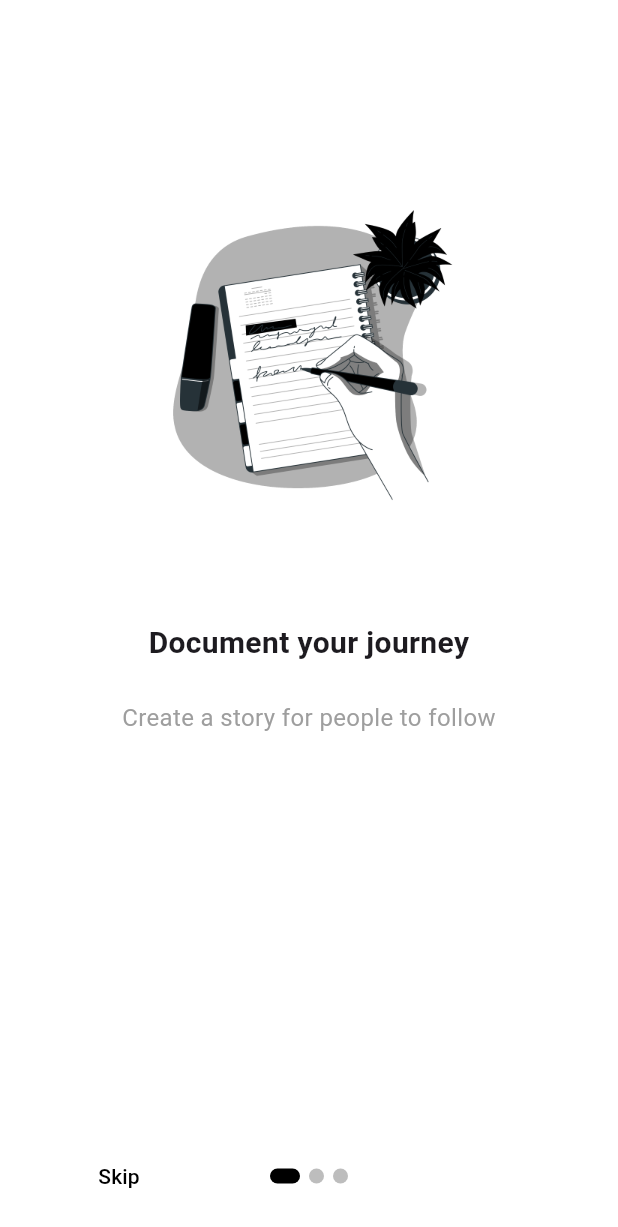
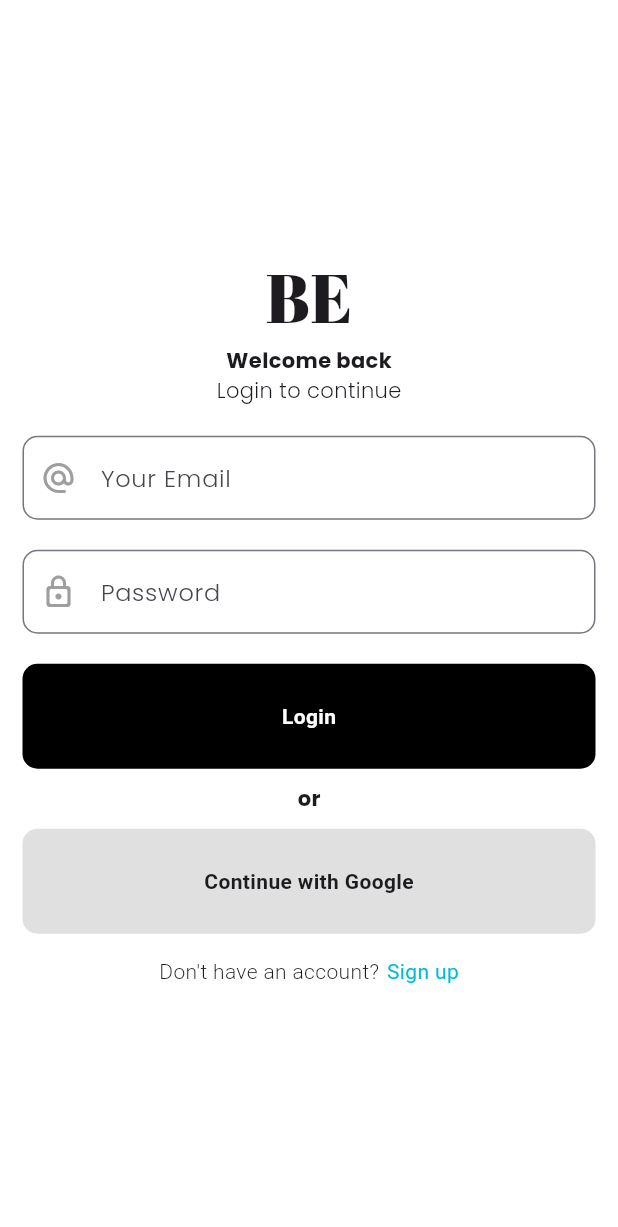
Before and after one commit to SihleKambula/become, a Flutter app: the screen it shows after launch, on a phone screen of 412 x 824 dp. Shown: the top 1227 px of the screen. Run offline on Flutter 3.47's test engine with Material 2 defaults, Android fonts, the light colour scheme and no system bars; drawn by our look-alikes of introduction_screen.

Commit message:
login screen

```diff
--- /dev/null
+++ b/lib/auth/auth.dart
@@ -0,0 +1,16 @@
+import 'package:flutter/material.dart';
+import 'package:story/auth/login.dart';
+
+class Auth extends StatefulWidget {
+  const Auth({super.key});
+
+  @override
+  State<Auth> createState() => _AuthState();
+}
+
+class _AuthState extends State<Auth> {
+  @override
+  Widget build(BuildContext context) {
+    return const LoginScreen();
+  }
+}
--- /dev/null
+++ b/lib/auth/login.dart
@@ -0,0 +1,158 @@
+import 'package:flutter/material.dart';
+
+class LoginScreen extends StatefulWidget {
+  const LoginScreen({super.key});
+
+  @override
+  State<LoginScreen> createState() => _LoginScreenState();
+}
+
+class _LoginScreenState extends State<LoginScreen> {
+  // button theme
+  final ButtonStyle flatButtonStyle = TextButton.styleFrom(
+    foregroundColor: Colors.black87,
+    minimumSize: const Size(100, 45),
+    padding: const EdgeInsets.symmetric(horizontal: 16),
+    shape: const RoundedRectangleBorder(
+      borderRadius: BorderRadius.all(Radius.circular(2)),
+    ),
+    backgroundColor: Colors.black,
+  );
+  @override
+  Widget build(BuildContext context) {
+    return Scaffold(
+      body: SafeArea(
+        child: Center(
+            child: SingleChildScrollView(
+          child: Padding(
+            padding: const EdgeInsets.symmetric(horizontal: 15.0),
+            child: Column(
+              mainAxisAlignment: MainAxisAlignment.center,
+              children: [
+                const Text(
+                  'BE',
+                  style: TextStyle(fontFamily: 'Abril Fatface', fontSize: 45),
+                ),
+                const Text(
+                  'Welcome back',
+                  style: TextStyle(
+                      fontFamily: 'Poppins', fontWeight: FontWeight.bold),
+                ),
+                const Text(
+                  'Login to continue',
+                  style: TextStyle(
+                      fontFamily: 'Poppins', fontWeight: FontWeight.w100),
+                ),
+                const SizedBox(
+                  height: 20,
+                ),
+                TextField(
+                  decoration: InputDecoration(
+                    border: OutlineInputBorder(
+                        borderRadius: BorderRadius.circular(10)),
+                    hintText: 'Your Email',
+                    hintStyle: const TextStyle(
+                      fontFamily: 'Poppins',
+                      fontWeight: FontWeight.w100,
+                    ),
+                    prefixIcon: const Icon(Icons.alternate_email_rounded),
+                    prefixIconColor: Colors.grey,
+                  ),
+                ),
+                const SizedBox(
+                  height: 20,
+                ),
+                TextField(
+                  decoration: InputDecoration(
+                    border: OutlineInputBorder(
+                        borderRadius: BorderRadius.circular(10)),
+                    hintText: 'Password',
+                    hintStyle: const TextStyle(
+                      fontFamily: 'Poppins',
+                      fontWeight: FontWeight.w100,
+                    ),
+                    prefixIcon: const Icon(Icons.lock_outline_rounded),
+                    prefixIconColor: Colors.grey,
+                  ),
+                  obscureText: true,
+                ),
+                const SizedBox(
+                  height: 20,
+                ),
+                InkWell(
+                  onTap: () {
+                    print('We are with in');
+                  },
+                  child: Container(
+                    padding: const EdgeInsets.symmetric(vertical: 25),
+                    width: double.infinity,
+                    decoration: BoxDecoration(
+                        color: Colors.black,
+                        borderRadius: BorderRadius.circular(10)),
+                    child: const Center(
+                        child: Text(
+                      'Login',
+                      style: TextStyle(
+                          color: Colors.white, fontWeight: FontWeight.bold),
+                    )),
+                  ),
+                ),
+                const SizedBox(
+                  height: 10,
+                ),
+                const Text(
+                  'or',
+                  style: TextStyle(
+                      fontFamily: 'Poppins', fontWeight: FontWeight.bold),
+                ),
+                const SizedBox(
+                  height: 10,
+                ),
+                InkWell(
+                  onTap: () {
+                    print('We are with in');
+                  },
+                  borderRadius: BorderRadius.circular(10),
+                  child: Container(
+                    padding: const EdgeInsets.symmetric(vertical: 25),
+                    width: double.infinity,
+                    decoration: BoxDecoration(
+                        borderRadius: BorderRadius.circular(10),
+                        color: Colors.grey.shade300),
+                    child: const Center(
+                        child: Text(
+                      'Continue with Google',
+                      style: TextStyle(fontWeight: FontWeight.bold),
+                    )),
+                  ),
+                ),
+                const SizedBox(
+                  height: 15,
+                ),
+                Row(
+                  mainAxisAlignment: MainAxisAlignment.center,
+                  children: [
+                    const Text(
+                      'Don\'t have an account?',
+                      style: TextStyle(fontWeight: FontWeight.w300),
+                    ),
+                    const SizedBox(
+                      width: 5,
+                    ),
+                    InkWell(
+                      onTap: () {},
+                      child: const Text(
+                        'Sign up',
+                        style: TextStyle(color: Colors.cyan),
+                      ),
+                    )
+                  ],
+                )
+              ],
+            ),
+          ),
+        )),
+      ),
+    );
+  }
+}
--- a/lib/wrapper.dart
+++ b/lib/wrapper.dart
@@ -1,4 +1,5 @@
 import 'package:flutter/material.dart';
+import 'package:story/auth/auth.dart';
 import 'package:story/onboard_screen.dart';
 import 'package:story/splash_screen.dart';
 
@@ -12,6 +13,6 @@ class Wrapper extends StatefulWidget {
 class _WrapperState extends State<Wrapper> {
   @override
   Widget build(BuildContext context) {
-    return const OnboardScreen();
+    return const Auth();
   }
 }
--- a/pubspec.yaml
+++ b/pubspec.yaml
@@ -31,3 +31,9 @@ flutter:
     - family: Abril Fatface
       fonts:
         - asset: assets/fonts/AbrilFatface-Regular.ttf
+
+    - family: Poppins
+      fonts:
+        - asset: assets/fonts/Poppins-Bold.ttf
+        - asset: assets/fonts/Poppins-Light.ttf
+        - asset: assets/fonts/Poppins-Regular.ttf
```
Also changed, not shown: assets/fonts/Poppins-Bold.ttf (added), assets/fonts/Poppins-Light.ttf (added), assets/fonts/Poppins-Regular.ttf (added).
